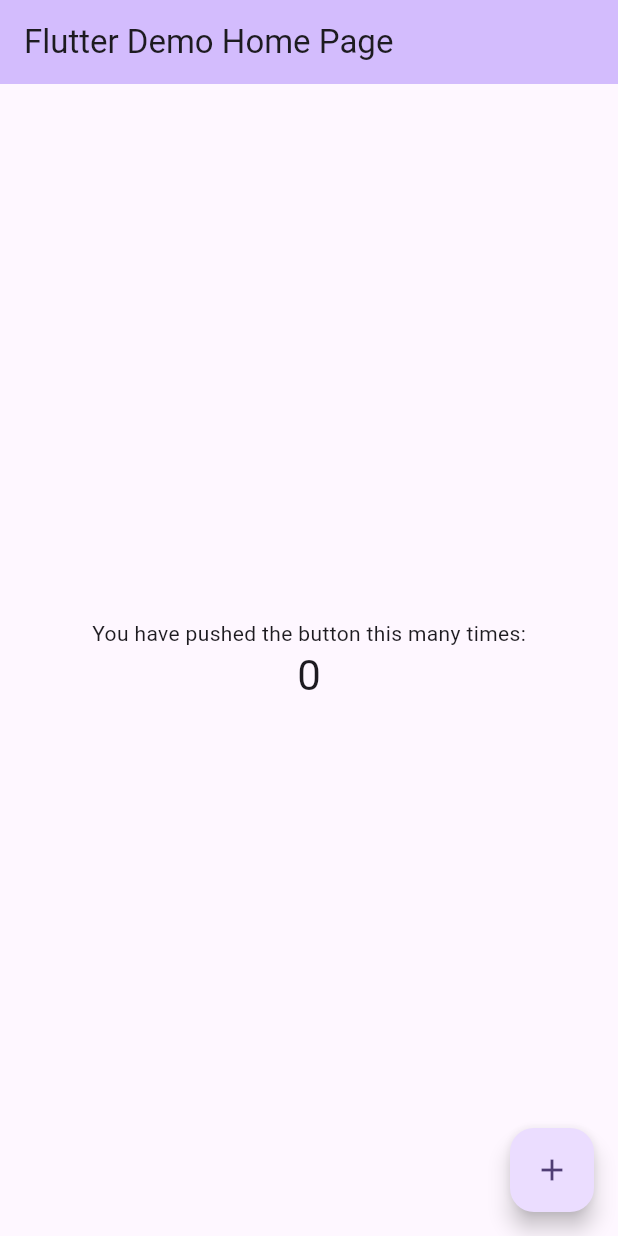
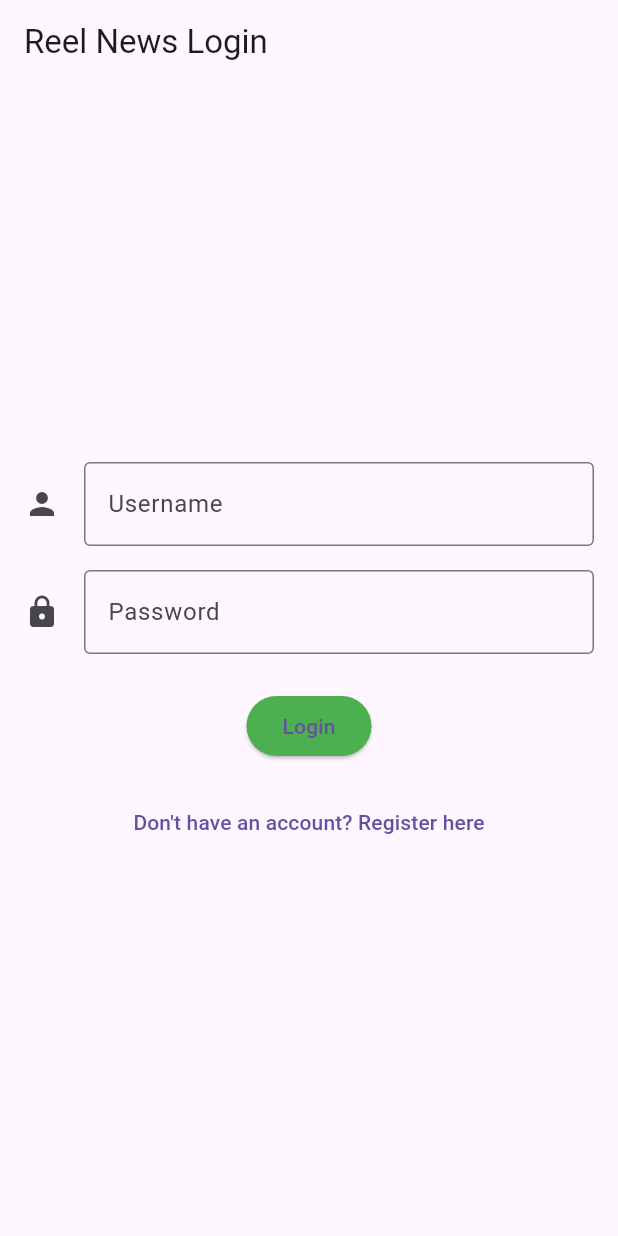
Before and after one commit to User5678953/Reelnews_Frontend, a Flutter app: the screen it shows after launch, on a phone screen of 412 x 824 dp. Run offline on Flutter 3.47's test engine with Material 3 defaults, Android fonts, the light colour scheme and no system bars.

Commit message:
Frontend Auth works

```diff
--- /dev/null
+++ b/lib/login_screen.dart
@@ -0,0 +1,126 @@
+import 'package:flutter/material.dart';
+import 'package:http/http.dart' as http;
+import 'dart:convert';
+import 'news_feed.dart';
+import 'register_screen.dart';
+
+class LoginScreen extends StatefulWidget {
+  final String? initialUsername;
+  final String? initialPassword;
+
+  LoginScreen({this.initialUsername, this.initialPassword});
+
+  @override
+  _LoginScreenState createState() => _LoginScreenState();
+}
+
+class _LoginScreenState extends State<LoginScreen> {
+  late TextEditingController usernameController;
+  late TextEditingController passwordController;
+
+  @override
+  void initState() {
+    super.initState();
+    usernameController = TextEditingController(text: widget.initialUsername);
+    passwordController = TextEditingController(text: widget.initialPassword);
+  }
+
+  Future<void> performLogin() async {
+    final username = usernameController.text;
+    final password = passwordController.text;
+
+    try {
+      final response = await http.post(
+        Uri.parse(
+            'https://reelnews-api-fe5e8d8c10e8.herokuapp.com/auth/login/'),
+        headers: {'Content-Type': 'application/json'},
+       body: json.encode({
+          'username': username,
+          'password': password,
+        }),
+      );
+
+      if (response.statusCode == 200) {
+        final responseData = json.decode(response.body);
+        final token = responseData['access'];
+        Navigator.pushReplacement(
+          context,
+          MaterialPageRoute(builder: (context) => NewsFeed(token: token)),
+        );
+      } else {
+        // This block is executed when login fails
+        String errorMessage = "Couldn't login. Check username and password.";
+        if (response.body.isNotEmpty) {
+          final responseData = json.decode(response.body);
+          if (responseData['message'] != null) {
+            errorMessage = responseData[
+                'message'];
+          }
+        }
+        ScaffoldMessenger.of(context).showSnackBar(
+          SnackBar(
+            content: Text(errorMessage),
+            backgroundColor: Colors.red,
+          ),
+        );
+      }
+    } catch (e) {
+      ScaffoldMessenger.of(context).showSnackBar(
+        SnackBar(
+          content: Text('Login error: $e'),
+          backgroundColor: Colors.red,
+        ),
+      );
+    }
+  }
+
+  @override
+  Widget build(BuildContext context) {
+    return Scaffold(
+      appBar: AppBar(title: Text('Reel News Login')),
+      body: Padding(
+        padding: EdgeInsets.all(16.0),
+        child: Column(
+          mainAxisAlignment: MainAxisAlignment.center,
+          children: <Widget>[
+            TextFormField(
+              controller: usernameController,
+              decoration: InputDecoration(
+                labelText: 'Username',
+                hintText: 'Enter your username',
+                icon: Icon(Icons.person),
+                border: OutlineInputBorder(),
+              ),
+              keyboardType: TextInputType.text,
+            ),
+            SizedBox(height: 16),
+            TextFormField(
+              controller: passwordController,
+              decoration: InputDecoration(
+                labelText: 'Password',
+                hintText: 'Enter your password',
+                icon: Icon(Icons.lock),
+                border: OutlineInputBorder(),
+              ),
+              obscureText: true,
+            ),
+            SizedBox(height: 24),
+            ElevatedButton(
+              onPressed: performLogin,
+              child: Text('Login'),
+              style: ElevatedButton.styleFrom(backgroundColor: Colors.green),
+            ),
+            SizedBox(height: 16),
+            TextButton(
+              onPressed: () {
+                Navigator.push(context,
+                    MaterialPageRoute(builder: (context) => RegisterScreen()));
+              },
+              child: Text('Don\'t have an account? Register here'),
+            ),
+          ],
+        ),
+      ),
+    );
+  }
+}
--- a/lib/main.dart
+++ b/lib/main.dart
@@ -1,125 +1,20 @@
 import 'package:flutter/material.dart';
 
+import 'login_screen.dart';
+
 void main() {
-  runApp(const MyApp());
+  runApp(MyApp());
 }
 
 class MyApp extends StatelessWidget {
-  const MyApp({super.key});
-
-  // This widget is the root of your application.
   @override
   Widget build(BuildContext context) {
     return MaterialApp(
-      title: 'Flutter Demo',
+      title: 'Reel News App',
       theme: ThemeData(
-        // This is the theme of your application.
-        //
-        // TRY THIS: Try running your application with "flutter run". You'll see
-        // the application has a purple toolbar. Then, without quitting the app,
-        // try changing the seedColor in the colorScheme below to Colors.green
-        // and then invoke "hot reload" (save your changes or press the "hot
-        // reload" button in a Flutter-supported IDE, or press "r" if you used
-        // the command line to start the app).
-        //
-        // Notice that the counter didn't reset back to zero; the application
-        // state is not lost during the reload. To reset the state, use hot
-        // restart instead.
-        //
-        // This works for code too, not just values: Most code changes can be
-        // tested with just a hot reload.
-        colorScheme: ColorScheme.fromSeed(seedColor: Colors.deepPurple),
-        useMaterial3: true,
+        primarySwatch: Colors.blue,
       ),
-      home: const MyHomePage(title: 'Flutter Demo Home Page'),
+      home: LoginScreen(),
     );
   }
 }
-
-class MyHomePage extends StatefulWidget {
-  const MyHomePage({super.key, required this.title});
-
-  // This widget is the home page of your application. It is stateful, meaning
-  // that it has a State object (defined below) that contains fields that affect
-  // how it looks.
-
-  // This class is the configuration for the state. It holds the values (in this
-  // case the title) provided by the parent (in this case the App widget) and
-  // used by the build method of the State. Fields in a Widget subclass are
-  // always marked "final".
-
-  final String title;
-
-  @override
-  State<MyHomePage> createState() => _MyHomePageState();
-}
-
-class _MyHomePageState extends State<MyHomePage> {
-  int _counter = 0;
-
-  void _incrementCounter() {
-    setState(() {
-      // This call to setState tells the Flutter framework that something has
-      // changed in this State, which causes it to rerun the build method below
-      // so that the display can reflect the updated values. If we changed
-      // _counter without calling setState(), then the build method would not be
-      // called again, and so nothing would appear to happen.
-      _counter++;
-    });
-  }
-
-  @override
-  Widget build(BuildContext context) {
-    // This method is rerun every time setState is called, for instance as done
-    // by the _incrementCounter method above.
-    //
-    // The Flutter framework has been optimized to make rerunning build methods
-    // fast, so that you can just rebuild anything that needs updating rather
-    // than having to individually change instances of widgets.
-    return Scaffold(
-      appBar: AppBar(
-        // TRY THIS: Try changing the color here to a specific color (to
-        // Colors.amber, perhaps?) and trigger a hot reload to see the AppBar
-        // change color while the other colors stay the same.
-        backgroundColor: Theme.of(context).colorScheme.inversePrimary,
-        // Here we take the value from the MyHomePage object that was created by
-        // the App.build method, and use it to set our appbar title.
-        title: Text(widget.title),
-      ),
-      body: Center(
-        // Center is a layout widget. It takes a single child and positions it
-        // in the middle of the parent.
-        child: Column(
-          // Column is also a layout widget. It takes a list of children and
-          // arranges them vertically. By default, it sizes itself to fit its
-          // children horizontally, and tries to be as tall as its parent.
-          //
-          // Column has various properties to control how it sizes itself and
-          // how it positions its children. Here we use mainAxisAlignment to
-          // center the children vertically; the main axis here is the vertical
-          // axis because Columns are vertical (the cross axis would be
-          // horizontal).
-          //
-          // TRY THIS: Invoke "debug painting" (choose the "Toggle Debug Paint"
-          // action in the IDE, or press "p" in the console), to see the
-          // wireframe for each widget.
-          mainAxisAlignment: MainAxisAlignment.center,
-          children: <Widget>[
-            const Text(
-              'You have pushed the button this many times:',
-            ),
-            Text(
-              '$_counter',
-              style: Theme.of(context).textTheme.headlineMedium,
-            ),
-          ],
-        ),
-      ),
-      floatingActionButton: FloatingActionButton(
-        onPressed: _incrementCounter,
-        tooltip: 'Increment',
-        child: const Icon(Icons.add),
-      ), // This trailing comma makes auto-formatting nicer for build methods.
-    );
-  }
-}
```
Also changed, not shown: lib/news_feed.dart (added, +20 -0 lines), lib/register_screen.dart (added, +102 -0 lines), pubspec.yaml (+7 -73 lines), flutter_01.png (added), flutter_02.png (added), pubspec.lock, 11 other files.
